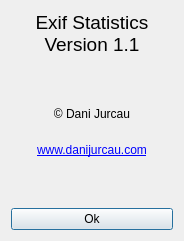
Qt form ui/aboutdialog.ui (danij/ExifStats) before a commit.
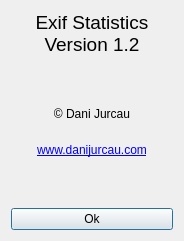
The same form after that commit. Icons and pictures are not drawn.

What changed in the file:
```diff
--- a/ui/aboutdialog.ui
+++ b/ui/aboutdialog.ui
@@ -43,7 +43,7 @@
         </font>
        </property>
        <property name="text">
-        <string>Exif Statistics&lt;br/&gt;Version 1.1</string>
+        <string>Exif Statistics&lt;br/&gt;Version 1.2</string>
        </property>
        <property name="scaledContents">
         <bool>false</bool>
```
